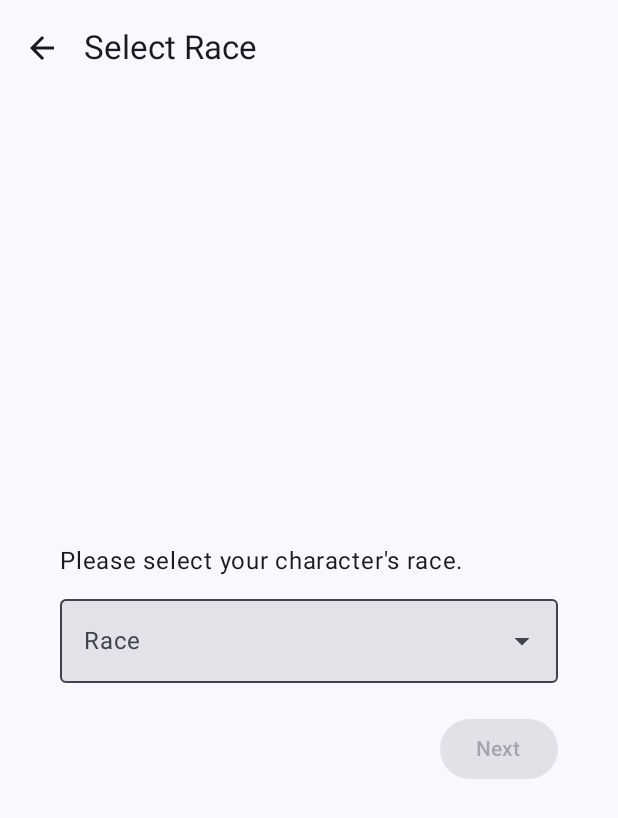
After one commit to luizredig/dungeons-n-kotlin-android-app, an Android app built with Jetpack Compose: the RaceSelectionActivity screen opened directly, with no data from a screen before it, on a phone screen of 412 x 824 dp. The commit adds this screen. Shown: the top 818 px of the screen. Run offline under Robolectric (Android 15) with nearby library versions, the phone set to English and light mode, and no system bars.

Commit message:
feat(character): add RaceSelectionActivity to handle character race selection

```diff
--- a/app/src/main/AndroidManifest.xml
+++ b/app/src/main/AndroidManifest.xml
@@ -12,6 +12,9 @@
         android:supportsRtl="true"
         android:theme="@style/Theme.DungeonsNKotlin"
         tools:targetApi="31">
+        <activity
+            android:name="com.dnk.app.RaceSelectionActivity"
+            android:exported="false" />
         <activity
             android:name=".AttributeDistributionActivity"
             android:exported="false" />
--- a/app/src/main/java/com/dnk/app/CharacterCreationActivity.kt
+++ b/app/src/main/java/com/dnk/app/CharacterCreationActivity.kt
@@ -23,7 +23,7 @@ class CharacterCreationActivity : ComponentActivity() {
         setContent {
             DungeonsNKotlinTheme {
                 CharacterCreationScreen(onBackClick = { finish() }, onNextClick = {
-                    val intent = Intent(this, AttributeDistributionActivity::class.java)
+                    val intent = Intent(this, RaceSelectionActivity::class.java)
                     startActivity(intent)
                 })
             }
--- /dev/null
+++ b/app/src/main/java/com/dnk/app/RaceSelectionActivity.kt
@@ -0,0 +1,125 @@
+package com.dnk.app
+
+import android.content.Intent
+import android.os.Bundle
+import androidx.activity.ComponentActivity
+import androidx.activity.compose.setContent
+import androidx.compose.foundation.layout.*
+import androidx.compose.material.icons.Icons
+import androidx.compose.material.icons.filled.ArrowBack
+import androidx.compose.material3.*
+import androidx.compose.runtime.*
+import androidx.compose.ui.Alignment
+import androidx.compose.ui.Modifier
+import androidx.compose.ui.unit.dp
+import com.dnk.app.theme.DungeonsNKotlinTheme
+
+class RaceSelectionActivity : ComponentActivity() {
+    override fun onCreate(savedInstanceState: Bundle?) {
+        super.onCreate(savedInstanceState)
+        setContent {
+            DungeonsNKotlinTheme {
+                RaceSelectionScreen(onBackClick = { finish() }, onNextClick = {
+                    val intent = Intent(this, AttributeDistributionActivity::class.java)
+                    startActivity(intent)
+                })
+            }
+        }
+    }
+}
+
+@OptIn(ExperimentalMaterial3Api::class)
+@Composable
+fun RaceSelectionScreen(onBackClick: () -> Unit, onNextClick: () -> Unit) {
+    var selectedRace by remember { mutableStateOf("") }
+    val races = listOf(
+        "Dragonborn", "DwarfHill", "DwarfMountain", "ElfDrow", "ElfForest",
+        "ElfHigh", "Gnome", "GnomeForest", "GnomeRock", "HalfElf", "Halfling",
+        "HalflingLightfoot", "HalflingStout", "HalfOrc", "Human", "Tiefling"
+    )
+
+    Scaffold(
+        topBar = {
+            TopAppBar(
+                title = { Text("Select Race") },
+                navigationIcon = {
+                    IconButton(onClick = { onBackClick() }) {
+                        Icon(Icons.Default.ArrowBack, contentDescription = "Back")
+                    }
+                }
+            )
+        },
+        content = { padding ->
+            Column(
+                modifier = Modifier
+                    .fillMaxSize()
+                    .padding(padding)
+                    .padding(16.dp),
+                verticalArrangement = Arrangement.Center,
+                horizontalAlignment = Alignment.CenterHorizontally
+            ) {
+                Column(
+                    modifier = Modifier
+                        .fillMaxWidth()
+                        .padding(horizontal = 24.dp),
+                    horizontalAlignment = Alignment.Start
+                ) {
+                    Text(
+                        text = "Please select your character's race.",
+                        style = MaterialTheme.typography.bodyLarge,
+                        modifier = Modifier.padding(bottom = 8.dp)
+                    )
+
+                    var expanded by remember { mutableStateOf(false) }
+
+                    ExposedDropdownMenuBox(
+                        expanded = expanded,
+                        onExpandedChange = { expanded = !expanded }
+                    ) {
+                        OutlinedTextField(
+                            value = selectedRace,
+                            onValueChange = { },
+                            label = { Text("Race") },
+                            readOnly = true,
+                            modifier = Modifier
+                                .fillMaxWidth()
+                                .menuAnchor(),
+                            trailingIcon = {
+                                ExposedDropdownMenuDefaults.TrailingIcon(expanded = expanded)
+                            },
+                            colors = ExposedDropdownMenuDefaults.textFieldColors()
+                        )
+
+                        ExposedDropdownMenu(
+                            expanded = expanded,
+                            onDismissRequest = { expanded = false },
+                            modifier = Modifier.heightIn(max = 200.dp) // Limitar a altura do menu para 4 itens
+                        ) {
+                            races.forEach { race ->
+                                DropdownMenuItem(
+                                    text = { Text(text = race) },
+                                    onClick = {
+                                        selectedRace = race
+                                        expanded = false
+                                    }
+                                )
+                            }
+                        }
+                    }
+                }
+
+                Spacer(modifier = Modifier.height(20.dp))
+
+                Button(
+                    onClick = { onNextClick() },
+                    enabled = selectedRace.isNotEmpty(),
+                    modifier = Modifier
+                        .align(Alignment.End)
+                        .padding(horizontal = 24.dp)
+                ) {
+                    Text(text = "Next")
+                }
+            }
+        }
+    )
+}
```
